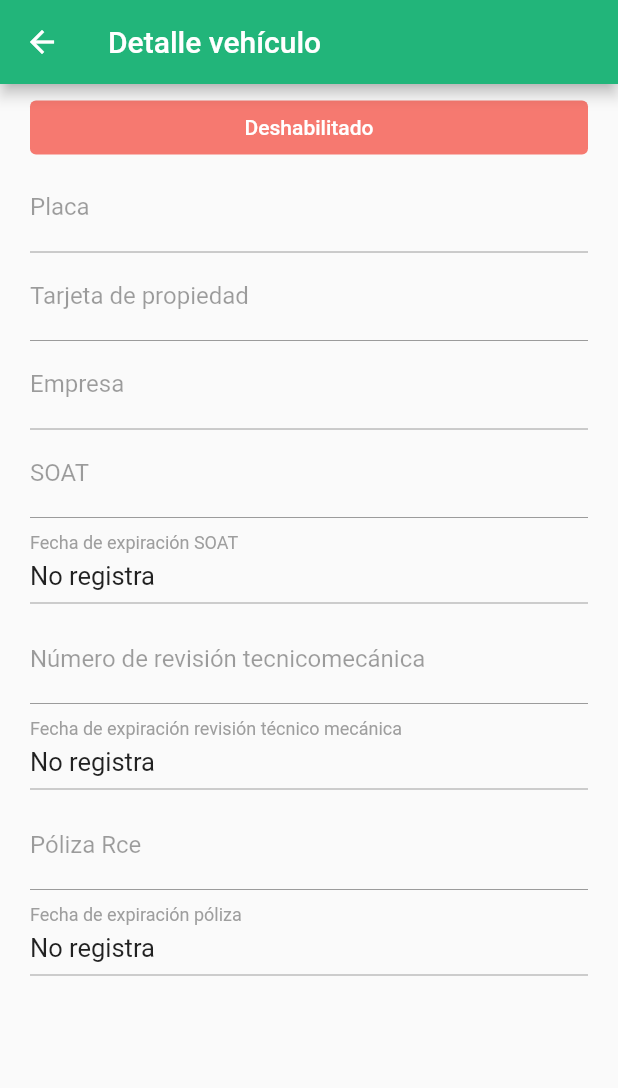
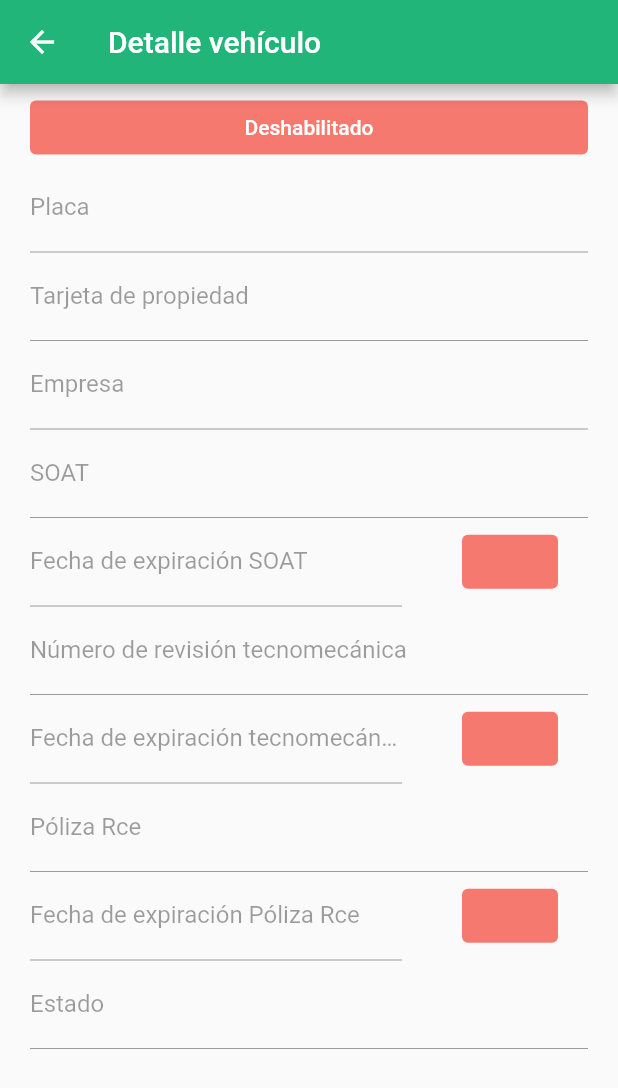
Before and after one commit to DiegoBoos/concesionaria-ruta-al-sur, a Flutter app: the VehicleDetailScreen screen opened directly with empty values, on a phone screen of 412 x 824 dp. Shown: the top 1088 px of the screen. Run offline on Flutter 3.47's test engine with Material 2 defaults, Android fonts, the light colour scheme and no system bars; our stand-ins replace animate_do, cloud_firestore, connectivity, email_validator, firebase_auth, firebase_core and 2 more; accounts and stored records are empty.

Commit message:
models and fields corrections

```diff
--- a/lib/models/driver.dart
+++ b/lib/models/driver.dart
@@ -13,6 +13,7 @@ class Driver {
   String? medicalTestExpiration;
   String medicalTestState;
   String? name;
+  String? state;
 
   Driver(
       {this.category,
@@ -26,7 +27,8 @@ class Driver {
       required this.licenseState,
       this.medicalTestExpiration,
       required this.medicalTestState,
-      this.name});
+      this.name,
+      this.state});
 
   static Driver fromSnapshot(DocumentSnapshot<Map<String, dynamic>> snapshot) {
     final map = snapshot.data()!;
@@ -43,6 +45,7 @@ class Driver {
       medicalTestExpiration: map['medicalTestExpiration'],
       medicalTestState: map['medicalTestState'],
       name: map['name'],
+      state: map['state'],
     );
   }
 }
--- a/lib/models/vehicle.dart
+++ b/lib/models/vehicle.dart
@@ -14,6 +14,7 @@ class Vehicle {
   String? technoReviewExpiration;
   String? technoReviewNumber;
   String technoState;
+  String? state;
 
   Vehicle(
       {this.company,
@@ -28,7 +29,8 @@ class Vehicle {
       required this.soatState,
       this.technoReviewExpiration,
       this.technoReviewNumber,
-      required this.technoState});
+      required this.technoState,
+      this.state});
 
   static Vehicle fromSnapshot(DocumentSnapshot<Map<String, dynamic>> snapshot) {
     final map = snapshot.data()!;
@@ -46,6 +48,7 @@ class Vehicle {
       technoReviewExpiration: map['technoReviewExpiration'],
       technoReviewNumber: map['technoReviewNumber'],
       technoState: map['technoState'],
+      state: map['state'],
     );
   }
 }
--- a/lib/models/worker.dart
+++ b/lib/models/worker.dart
@@ -10,6 +10,7 @@ class Worker {
   String? eps;
   String? gender;
   String? induction;
+  String? state;
   String? initialDate;
   String isEnabled;
   String? position;
@@ -25,6 +26,7 @@ class Worker {
       this.eps,
       this.gender,
       this.induction,
+      this.state,
       this.initialDate,
       required this.isEnabled,
       this.position,
@@ -42,9 +44,11 @@ class Worker {
       eps: map['eps'],
       gender: map['gender'],
       induction: map['induction'],
+      state: map['state'],
       initialDate: map['initialDate'],
       isEnabled: map['isEnabled'],
       position: map['position'],
-        workerFullName: map['workerFullName']);
+      workerFullName: map['workerFullName'],
+    );
   }
 }
--- a/lib/screens/vehicle_detail_screen.dart
+++ b/lib/screens/vehicle_detail_screen.dart
@@ -2,7 +2,6 @@ import 'package:flutter/material.dart';
 import 'package:ruta_al_sur_v2/models/vehicle.dart';
 import 'package:ruta_al_sur_v2/utils/utils.dart';
 import 'package:ruta_al_sur_v2/widgets/date_and_state_form_field.dart';
-import 'package:ruta_al_sur_v2/widgets/invalid_date.dart';
 import 'package:ruta_al_sur_v2/widgets/is_enabled_banner.dart';
 
 class VehicleDetailScreen extends StatelessWidget {
@@ -34,7 +33,8 @@ class VehicleDetailScreen extends StatelessWidget {
                       technoReviewNumber(),
                       technoReviewExpiration(),
                       rcePolicy(),
-                      rceExpiration()
+                      rceExpiration(),
+                      state(),
                     ],
                   ),
                 ),
@@ -87,15 +87,8 @@ class VehicleDetailScreen extends StatelessWidget {
   }
 
   Widget soatExpiration() {
-    final plainDate = Utils.validateDate(vehicle.soatExpiration);
-    if (plainDate != vehicle.soatExpiration) {
-      return InvalidDate(
-          plainDate: plainDate, text: 'Fecha de expiración SOAT');
-    }
-    final dateTime = DateTime.parse(plainDate);
-
     return DateAndStateFormField(
-      dateTime: dateTime,
+      dateTime: vehicle.soatExpiration ?? '',
       state: vehicle.soatState,
       labelText: 'Fecha de expiración SOAT',
     );
@@ -105,24 +98,14 @@ class VehicleDetailScreen extends StatelessWidget {
     return TextFormField(
         initialValue: '${vehicle.technoReviewNumber}',
         enabled: false,
-        decoration:
-            Utils.inputDecoration('Número de revisión tecnicomecánica'));
+        decoration: Utils.inputDecoration('Número de revisión tecnomecánica'));
   }
 
   Widget technoReviewExpiration() {
-    final plainDate = Utils.validateDate(vehicle.technoReviewExpiration);
-    if (plainDate != vehicle.technoReviewExpiration) {
-      return InvalidDate(
-          plainDate: plainDate,
-          text: 'Fecha de expiración revisión técnico mecánica');
-    }
-
-    final dateTime = DateTime.parse(plainDate);
-
     return DateAndStateFormField(
-      dateTime: dateTime,
+      dateTime: vehicle.technoReviewExpiration ?? '',
       state: vehicle.technoState,
-      labelText: 'Fecha de expiración revisión técnico mecánica',
+      labelText: 'Fecha de expiración tecnomecánica',
     );
   }
 
@@ -134,18 +117,17 @@ class VehicleDetailScreen extends StatelessWidget {
   }
 
   Widget rceExpiration() {
-    final plainDate = Utils.validateDate(vehicle.rceExpiration);
-    if (plainDate != vehicle.rceExpiration) {
-      return InvalidDate(
-          plainDate: plainDate, text: 'Fecha de expiración póliza');
-    }
-
-    final dateTime = DateTime.parse(plainDate);
-
     return DateAndStateFormField(
-      dateTime: dateTime,
+      dateTime: vehicle.rceExpiration ?? '',
       state: vehicle.rceState,
-      labelText: 'Fecha de expiración',
+      labelText: 'Fecha de expiración Póliza Rce',
     );
   }
+
+  Widget state() {
+    return TextFormField(
+        initialValue: vehicle.state,
+        enabled: false,
+        decoration: Utils.inputDecoration('Estado'));
+  }
 }
--- a/lib/widgets/date_and_state_form_field.dart
+++ b/lib/widgets/date_and_state_form_field.dart
@@ -9,7 +9,7 @@ class DateAndStateFormField extends StatelessWidget {
     required this.labelText,
   }) : super(key: key);
 
-  final DateTime dateTime;
+  final String dateTime;
   final String? state;
   final String labelText;
 
@@ -22,7 +22,7 @@ class DateAndStateFormField extends StatelessWidget {
     return Row(
       mainAxisAlignment: MainAxisAlignment.spaceBetween,
       children: [
-        Flexible(
+        /* Flexible(
           flex: 2,
           child: InputDatePickerFormField(
             fieldLabelText: labelText,
@@ -30,7 +30,14 @@ class DateAndStateFormField extends StatelessWidget {
             firstDate: DateTime.utc(1845, 01, 01),
             lastDate: DateTime.utc(3000, 01, 01),
           ),
-        ),
+        ), */
+        Flexible(
+            flex: 2,
+            child: TextFormField(
+              decoration: Utils.inputDecoration(labelText),
+              initialValue: dateTime,
+              enabled: false,
+            )),
         if (state != null)
           Flexible(
             child: Padding(
```
Also changed, not shown: lib/screens/driver_detail_screen.dart (+12 -28 lines), lib/screens/worker_detail_screen.dart (+14 -9 lines). Lines whose indentation alone changed are shown as unchanged.
